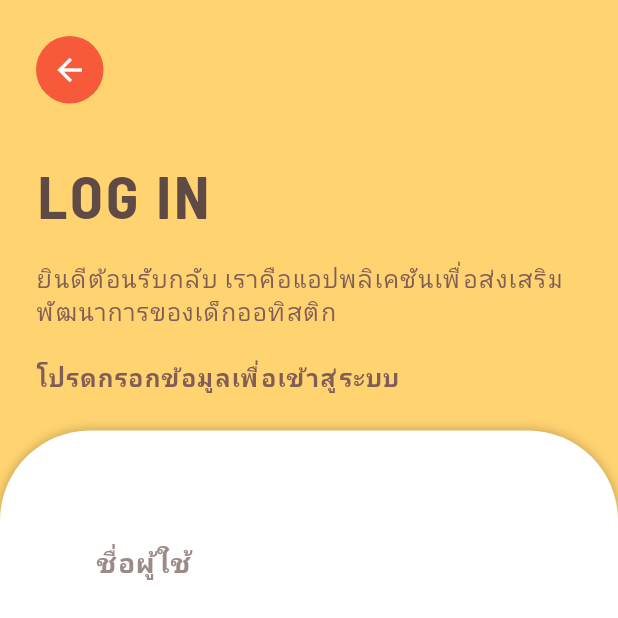
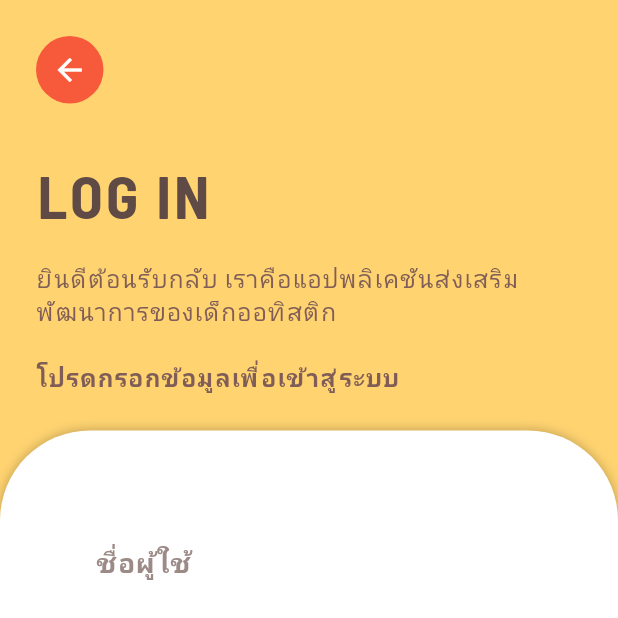
Before and after one commit to sasi385/NON-AUTOS-MINE-V3-, a Flutter app: the screen it shows after launch, after a tap on "LOG IN", on a phone screen of 412 x 824 dp, the top half of it. Run offline on Flutter 3.47's test engine with Material 3 defaults, Android fonts, the light colour scheme and no system bars; our stand-ins replace google_fonts.

Commit message:
test "เพื่อ"

```diff
--- a/lib/screens/login_screen.dart
+++ b/lib/screens/login_screen.dart
@@ -44,7 +44,7 @@ class LoginScreen extends StatelessWidget {
 
                   // Subtitle
                   Text(
-                    'ยินดีต้อนรับกลับ เราคือแอปพลิเคชันเพื่อส่งเสริมพัฒนาการของเด็กออทิสติก\n',
+                    'ยินดีต้อนรับกลับ เราคือแอปพลิเคชันส่งเสริมพัฒนาการของเด็กออทิสติก\n',
                     style: GoogleFonts.barlowSemiCondensed(
                       fontSize: 16,
                       fontWeight: FontWeight.w500,
```
